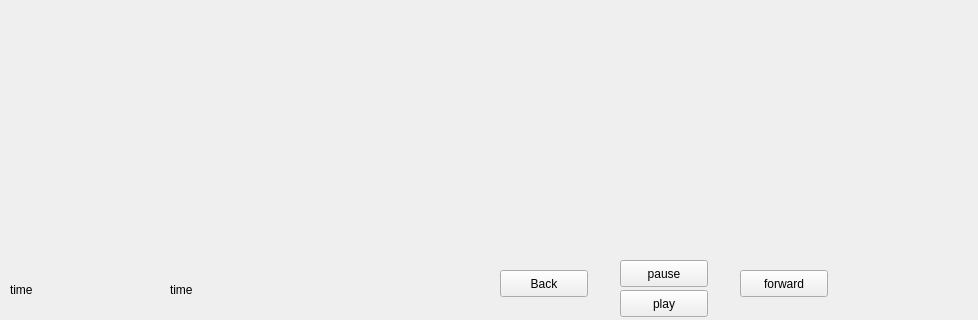
This is gui/video_popup.ui in addinedu-ros-9th/deeplearning-repo-4 as Qt 5 draws it before an edit; both pictures show x 0 to 978 and y 490 to 810 of the 1320 by 810 pixel window. The edited form follows.
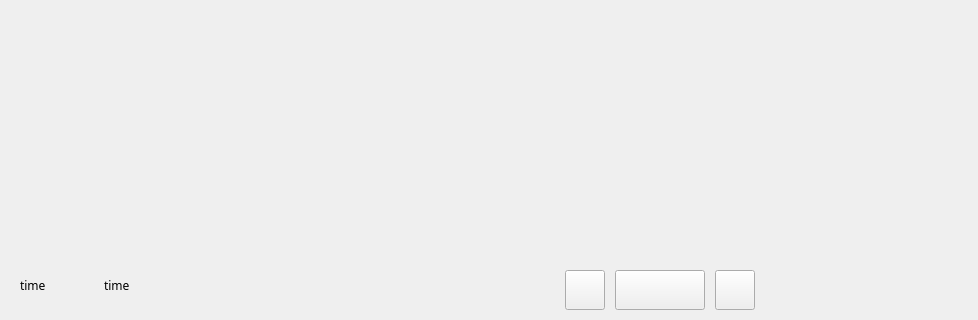
This is the edited form.

```diff
--- a/gui/video_popup.ui
+++ b/gui/video_popup.ui
@@ -42,79 +42,40 @@
   <widget class="QPushButton" name="playBtn">
    <property name="geometry">
     <rect>
-     <x>620</x>
-     <y>780</y>
-     <width>88</width>
-     <height>27</height>
+     <x>615</x>
+     <y>760</y>
+     <width>90</width>
+     <height>40</height>
     </rect>
    </property>
    <property name="text">
-    <string>play</string>
-   </property>
-  </widget>
-  <widget class="QPushButton" name="pauseBtn">
-   <property name="geometry">
-    <rect>
-     <x>620</x>
-     <y>750</y>
-     <width>88</width>
-     <height>27</height>
-    </rect>
-   </property>
-   <property name="text">
-    <string>pause</string>
+    <string/>
    </property>
   </widget>
   <widget class="QPushButton" name="backwardBtn">
    <property name="geometry">
     <rect>
-     <x>500</x>
+     <x>565</x>
      <y>760</y>
-     <width>88</width>
-     <height>27</height>
+     <width>40</width>
+     <height>40</height>
     </rect>
    </property>
    <property name="text">
-    <string>Back</string>
+    <string/>
    </property>
   </widget>
   <widget class="QPushButton" name="forwardBtn">
    <property name="geometry">
     <rect>
-     <x>740</x>
+     <x>715</x>
      <y>760</y>
-     <width>88</width>
-     <height>27</height>
+     <width>40</width>
+     <height>40</height>
     </rect>
    </property>
    <property name="text">
-    <string>forward</string>
-   </property>
-  </widget>
-  <widget class="QLabel" name="end_time">
-   <property name="geometry">
-    <rect>
-     <x>170</x>
-     <y>770</y>
-     <width>151</width>
-     <height>19</height>
-    </rect>
-   </property>
-   <property name="text">
-    <string>time</string>
-   </property>
-  </widget>
-  <widget class="QLabel" name="current_time">
-   <property name="geometry">
-    <rect>
-     <x>10</x>
-     <y>770</y>
-     <width>151</width>
-     <height>19</height>
-    </rect>
-   </property>
-   <property name="text">
-    <string>time</string>
+    <string/>
    </property>
   </widget>
   <widget class="QLabel" name="duration_bar">
@@ -143,6 +104,42 @@
     <string/>
    </property>
   </widget>
+  <widget class="QWidget" name="horizontalLayoutWidget">
+   <property name="geometry">
+    <rect>
+     <x>20</x>
+     <y>760</y>
+     <width>161</width>
+     <height>31</height>
+    </rect>
+   </property>
+   <layout class="QHBoxLayout" name="horizontalLayout">
+    <item>
+     <widget class="QLabel" name="current_time">
+      <property name="font">
+       <font>
+        <family>Inter 18pt</family>
+       </font>
+      </property>
+      <property name="text">
+       <string>time</string>
+      </property>
+     </widget>
+    </item>
+    <item>
+     <widget class="QLabel" name="end_time">
+      <property name="font">
+       <font>
+        <family>Inter 18pt</family>
+       </font>
+      </property>
+      <property name="text">
+       <string>time</string>
+      </property>
+     </widget>
+    </item>
+   </layout>
+  </widget>
  </widget>
  <resources/>
  <connections/>
```
